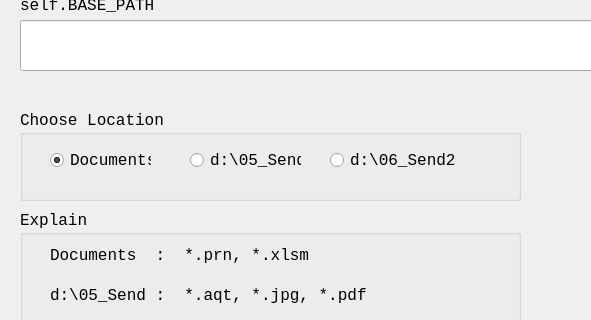
Above: 11_util/totalcmd python/03_GroundWater Ussage/11_Transfer Yangsoo Data - directorySet/01_Exam Folder/move_after3.ui from ihanseol/04_PyhtonDemoDojang before the change; both pictures show x 0 to 591 and y 360 to 680 of the 1076 by 791 pixel window. Below: the same form after it.
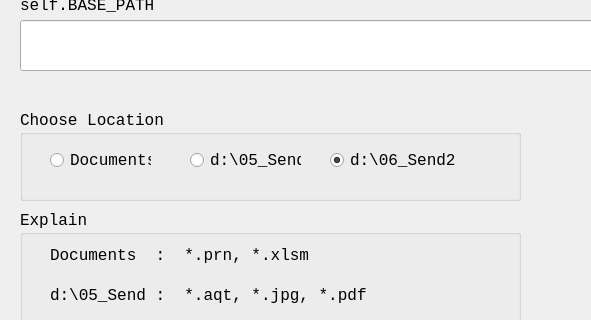
That is the form after the change.

What changed in the file:
```diff
--- a/11_util/totalcmd python/03_GroundWater Ussage/11_Transfer Yangsoo Data - directorySet/01_Exam Folder/move_after3.ui
+++ b/11_util/totalcmd python/03_GroundWater Ussage/11_Transfer Yangsoo Data - directorySet/01_Exam Folder/move_after3.ui
@@ -51,7 +51,7 @@
       <string>Documents</string>
      </property>
      <property name="checked">
-      <bool>true</bool>
+      <bool>false</bool>
      </property>
     </widget>
     <widget class="QRadioButton" name="radioButton_2">
@@ -91,6 +91,9 @@
      <property name="text">
       <string>d:\06_Send2</string>
      </property>
+     <property name="checked">
+      <bool>true</bool>
+     </property>
     </widget>
    </widget>
    <widget class="QLineEdit" name="lineEdit">
```
